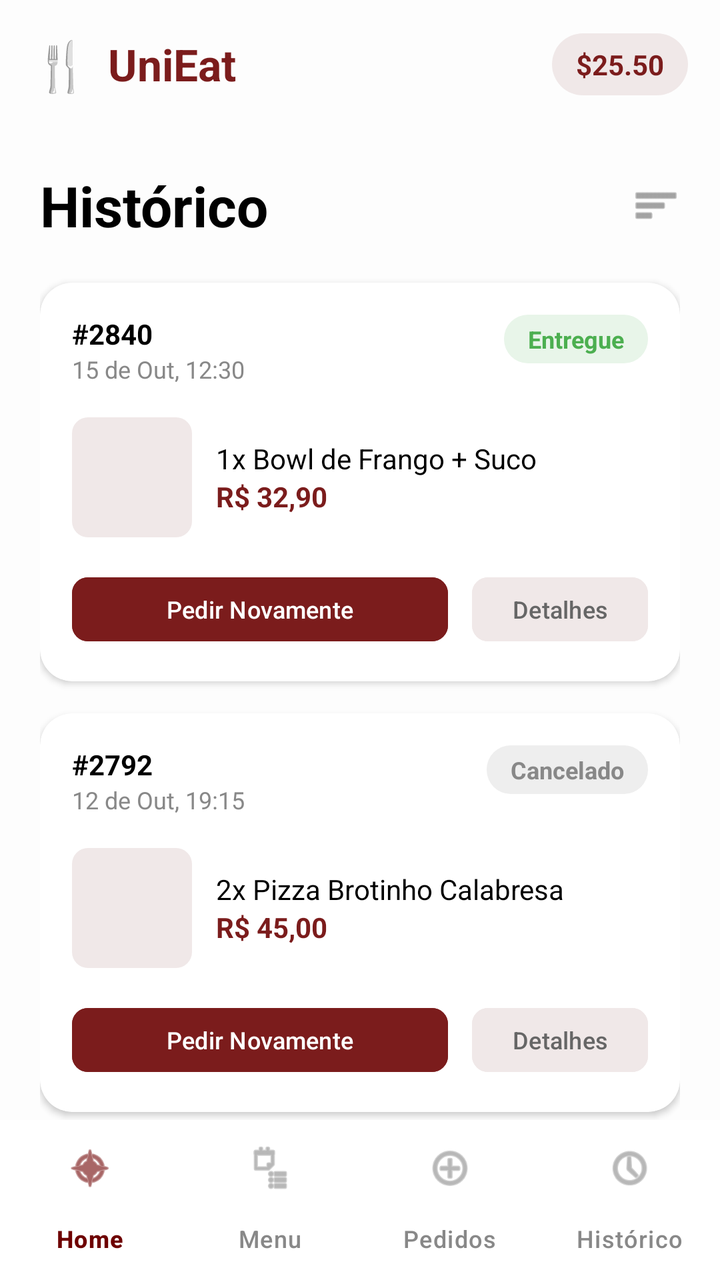
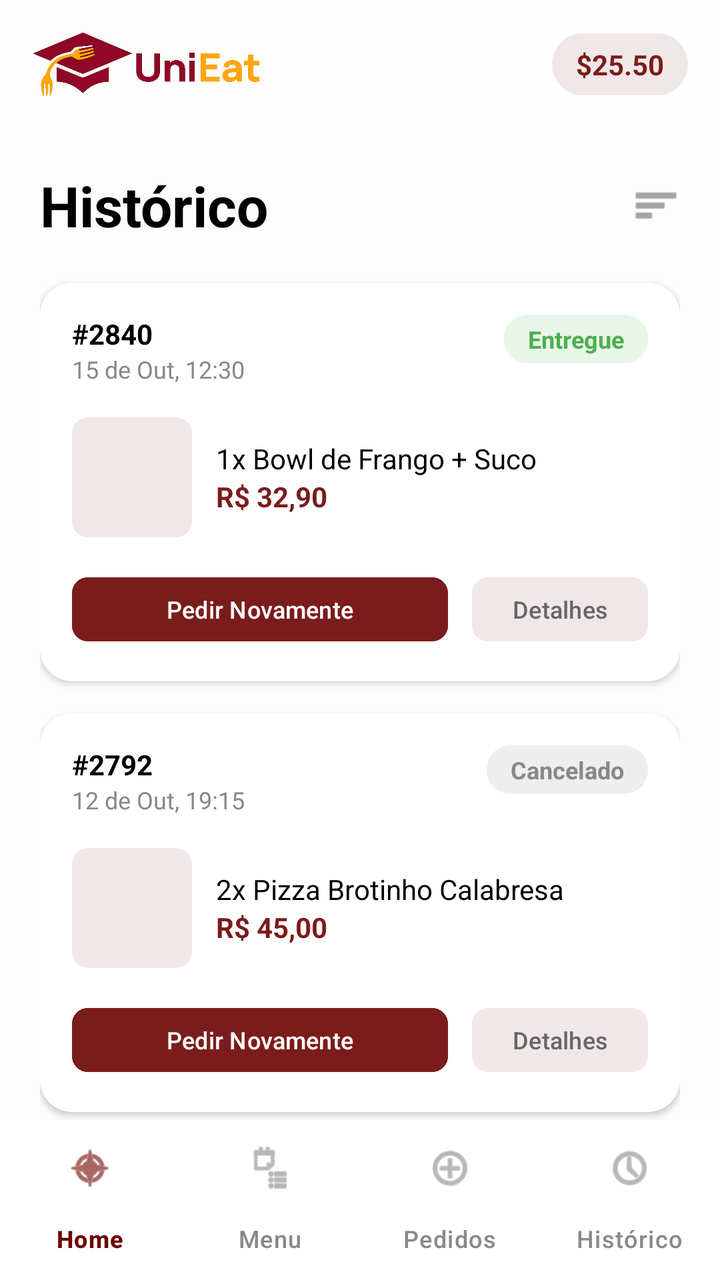

Before-and-after screenshots of an Android layout around one commit, followed by the original layout XML and the change that was made.
<!-- AndroidManifest.xml: application theme Theme.UniEat -->
<!-- res/layout/activity_history.xml -->
<?xml version="1.0" encoding="utf-8"?>
<androidx.constraintlayout.widget.ConstraintLayout xmlns:android="http://schemas.android.com/apk/res/android"
    xmlns:app="http://schemas.android.com/apk/res-auto"
    xmlns:tools="http://schemas.android.com/tools"
    android:layout_width="match_parent"
    android:layout_height="match_parent"
    android:background="#FDFDFD"
    tools:context=".view.HistoryActivity">

    <androidx.constraintlayout.widget.ConstraintLayout
        android:id="@+id/topBar"
        android:layout_width="match_parent"
        android:layout_height="64dp"
        android:paddingStart="16dp"
        android:paddingEnd="16dp"
        app:layout_constraintTop_toTopOf="parent">

        <LinearLayout
            android:layout_width="wrap_content"
            android:layout_height="wrap_content"
            android:gravity="center_vertical"
            android:orientation="horizontal"
            app:layout_constraintBottom_toBottomOf="parent"
            app:layout_constraintStart_toStartOf="parent"
            app:layout_constraintTop_toTopOf="parent">

            <TextView
                android:layout_width="wrap_content"
                android:layout_height="wrap_content"
                android:text="🍴"
                android:textSize="24sp" />

            <TextView
                android:layout_width="wrap_content"
                android:layout_height="wrap_content"
                android:layout_marginStart="8dp"
                android:text="UniEat"
                android:textColor="#7B1C1C"
                android:textSize="22sp"
                android:textStyle="bold" />
        </LinearLayout>

        <LinearLayout
            android:layout_width="wrap_content"
            android:layout_height="wrap_content"
            android:background="@drawable/shape_chip_saldo"
            android:backgroundTint="#F0E8E8"
            android:gravity="center_vertical"
            android:orientation="horizontal"
            android:paddingHorizontal="12dp"
            android:paddingVertical="6dp"
            app:layout_constraintBottom_toBottomOf="parent"
            app:layout_constraintEnd_toEndOf="parent"
            app:layout_constraintTop_toTopOf="parent">

            <TextView
                android:layout_width="wrap_content"
                android:layout_height="wrap_content"
                android:text="$25.50"
                android:textColor="#7B1C1C"
                android:textSize="14sp"
                android:textStyle="bold" />
        </LinearLayout>
    </androidx.constraintlayout.widget.ConstraintLayout>

    <androidx.core.widget.NestedScrollView
        android:layout_width="match_parent"
        android:layout_height="0dp"
        app:layout_constraintBottom_toTopOf="@+id/bottomNavigation"
        app:layout_constraintTop_toBottomOf="@id/topBar">

        <LinearLayout
            android:layout_width="match_parent"
            android:layout_height="wrap_content"
            android:orientation="vertical"
            android:padding="20dp">

            <RelativeLayout
                android:layout_width="match_parent"
                android:layout_height="wrap_content"
                android:layout_marginBottom="20dp">

                <TextView
                    android:layout_width="wrap_content"
                    android:layout_height="wrap_content"
                    android:text="Histórico"
                    android:textColor="#000000"
                    android:textSize="28sp"
                    android:textStyle="bold" />

                <ImageView
                    android:layout_width="24dp"
                    android:layout_height="24dp"
                    android:layout_alignParentEnd="true"
                    android:layout_centerVertical="true"
                    android:src="@android:drawable/ic_menu_sort_by_size"
                    app:tint="#666666" />
            </RelativeLayout>

            <androidx.cardview.widget.CardView
                android:layout_width="match_parent"
                android:layout_height="wrap_content"
                android:layout_marginBottom="16dp"
                app:cardCornerRadius="16dp"
                app:cardElevation="2dp">

                <LinearLayout
                    android:layout_width="match_parent"
                    android:layout_height="wrap_content"
                    android:orientation="vertical"
                    android:padding="16dp">

                    <RelativeLayout
                        android:layout_width="match_parent"
                        android:layout_height="wrap_content">

                        <TextView
                            android:id="@+id/tvOrderId1"
                            android:layout_width="wrap_content"
                            android:layout_height="wrap_content"
                            android:text="#2840"
                            android:textColor="#000000"
                            android:textStyle="bold" />

                        <TextView
                            android:layout_width="wrap_content"
                            android:layout_height="wrap_content"
                            android:layout_below="@id/tvOrderId1"
                            android:text="15 de Out, 12:30"
                            android:textColor="#888888"
                            android:textSize="12sp" />

                        <TextView
                            android:layout_width="wrap_content"
                            android:layout_height="wrap_content"
                            android:layout_alignParentEnd="true"
                            android:background="@drawable/shape_badge_destaque"
                            android:backgroundTint="#E8F5E9"
                            android:paddingHorizontal="12dp"
                            android:paddingVertical="4dp"
                            android:text="Entregue"
                            android:textColor="#4CAF50"
                            android:textSize="12sp"
                            android:textStyle="bold" />
                    </RelativeLayout>

                    <LinearLayout
                        android:layout_width="match_parent"
                        android:layout_height="wrap_content"
                        android:layout_marginTop="16dp"
                        android:gravity="center_vertical"
                        android:orientation="horizontal">

                        <androidx.cardview.widget.CardView
                            android:layout_width="60dp"
                            android:layout_height="60dp"
                            app:cardCornerRadius="8dp"
                            app:cardElevation="0dp">

                            <ImageView
                                android:layout_width="match_parent"
                                android:layout_height="match_parent"
                                android:background="#F0E8E8"
                                android:scaleType="centerCrop" />
                        </androidx.cardview.widget.CardView>

                        <LinearLayout
                            android:layout_width="match_parent"
                            android:layout_height="wrap_content"
                            android:layout_marginStart="12dp"
                            android:orientation="vertical">

                            <TextView
                                android:layout_width="wrap_content"
                                android:layout_height="wrap_content"
                                android:text="1x Bowl de Frango + Suco"
                                android:textColor="#000000" />

                            <TextView
                                android:layout_width="wrap_content"
                                android:layout_height="wrap_content"
                                android:text="R$ 32,90"
                                android:textColor="#7B1C1C"
                                android:textStyle="bold" />
                        </LinearLayout>
                    </LinearLayout>

                    <LinearLayout
                        android:layout_width="match_parent"
                        android:layout_height="wrap_content"
                        android:layout_marginTop="16dp"
                        android:orientation="horizontal">

                        <Button
                            android:layout_width="0dp"
                            android:layout_height="40dp"
                            android:layout_weight="1"
                            android:backgroundTint="#7B1C1C"
                            android:padding="0dp"
                            android:text="Pedir Novamente"
                            android:textAllCaps="false"
                            android:textColor="#FFFFFF"
                            android:textSize="12sp"
                            app:cornerRadius="8dp" />

                        <Button
                            android:layout_width="wrap_content"
                            android:layout_height="40dp"
                            android:layout_marginStart="12dp"
                            android:backgroundTint="#F0E8E8"
                            android:paddingHorizontal="16dp"
                            android:text="Detalhes"
                            android:textAllCaps="false"
                            android:textColor="#666666"
                            android:textSize="12sp"
                            app:cornerRadius="8dp" />
                    </LinearLayout>
                </LinearLayout>
            </androidx.cardview.widget.CardView>

            <androidx.cardview.widget.CardView
                android:layout_width="match_parent"
                android:layout_height="wrap_content"
                android:layout_marginBottom="16dp"
                app:cardCornerRadius="16dp"
                app:cardElevation="2dp">

                <LinearLayout
                    android:layout_width="match_parent"
                    android:layout_height="wrap_content"
                    android:orientation="vertical"
                    android:padding="16dp">

                    <RelativeLayout
                        android:layout_width="match_parent"
                        android:layout_height="wrap_content">

                        <TextView
                            android:id="@+id/tvOrderId2"
                            android:layout_width="wrap_content"
                            android:layout_height="wrap_content"
                            android:text="#2792"
                            android:textColor="#000000"
                            android:textStyle="bold" />

                        <TextView
                            android:layout_width="wrap_content"
                            android:layout_height="wrap_content"
                            android:layout_below="@id/tvOrderId2"
                            android:text="12 de Out, 19:15"
                            android:textColor="#888888"
                            android:textSize="12sp" />

                        <TextView
                            android:layout_width="wrap_content"
                            android:layout_height="wrap_content"
                            android:layout_alignParentEnd="true"
                            android:background="@drawable/shape_badge_destaque"
                            android:backgroundTint="#EEEEEE"
                            android:paddingHorizontal="12dp"
                            android:paddingVertical="4dp"
                            android:text="Cancelado"
                            android:textColor="#888888"
                            android:textSize="12sp"
                            android:textStyle="bold" />
                    </RelativeLayout>

                    <LinearLayout
                        android:layout_width="match_parent"
                        android:layout_height="wrap_content"
                        android:layout_marginTop="16dp"
                        android:gravity="center_vertical"
                        android:orientation="horizontal">

                        <androidx.cardview.widget.CardView
                            android:layout_width="60dp"
                            android:layout_height="60dp"
                            app:cardCornerRadius="8dp"
                            app:cardElevation="0dp">

                            <ImageView
                                android:layout_width="match_parent"
                                android:layout_height="match_parent"
                                android:background="#F0E8E8"
                                android:scaleType="centerCrop" />
                        </androidx.cardview.widget.CardView>

                        <LinearLayout
                            android:layout_width="match_parent"
                            android:layout_height="wrap_content"
                            android:layout_marginStart="12dp"
                            android:orientation="vertical">

                            <TextView
                                android:layout_width="wrap_content"
                                android:layout_height="wrap_content"
                                android:text="2x Pizza Brotinho Calabresa"
                                android:textColor="#000000" />

                            <TextView
                                android:layout_width="wrap_content"
                                android:layout_height="wrap_content"
                                android:text="R$ 45,00"
                                android:textColor="#7B1C1C"
                                android:textStyle="bold" />
                        </LinearLayout>
                    </LinearLayout>

                    <LinearLayout
                        android:layout_width="match_parent"
                        android:layout_height="wrap_content"
                        android:layout_marginTop="16dp"
                        android:orientation="horizontal">

                        <Button
                            android:layout_width="0dp"
                            android:layout_height="40dp"
                            android:layout_weight="1"
                            android:backgroundTint="#7B1C1C"
                            android:padding="0dp"
                            android:text="Pedir Novamente"
                            android:textAllCaps="false"
                            android:textColor="#FFFFFF"
                            android:textSize="12sp"
                            app:cornerRadius="8dp" />

                        <Button
                            android:layout_width="wrap_content"
                            android:layout_height="40dp"
                            android:layout_marginStart="12dp"
                            android:backgroundTint="#F0E8E8"
                            android:paddingHorizontal="16dp"
                            android:text="Detalhes"
                            android:textAllCaps="false"
                            android:textColor="#666666"
                            android:textSize="12sp"
                            app:cornerRadius="8dp" />
                    </LinearLayout>
                </LinearLayout>
            </androidx.cardview.widget.CardView>

            <androidx.cardview.widget.CardView
                android:layout_width="match_parent"
                android:layout_height="wrap_content"
                android:layout_marginBottom="32dp"
                app:cardCornerRadius="16dp"
                app:cardElevation="2dp">

                <LinearLayout
                    android:layout_width="match_parent"
                    android:layout_height="wrap_content"
                    android:orientation="vertical"
                    android:padding="16dp">

                    <RelativeLayout
                        android:layout_width="match_parent"
                        android:layout_height="wrap_content">

                        <TextView
                            android:id="@+id/tvOrderId3"
                            android:layout_width="wrap_content"
                            android:layout_height="wrap_content"
                            android:text="#2651"
                            android:textColor="#000000"
                            android:textStyle="bold" />

                        <TextView
                            android:layout_width="wrap_content"
                            android:layout_height="wrap_content"
                            android:layout_below="@id/tvOrderId3"
                            android:text="08 de Out, 11:45"
                            android:textColor="#888888"
                            android:textSize="12sp" />

                        <TextView
                            android:layout_width="wrap_content"
                            android:layout_height="wrap_content"
                            android:layout_alignParentEnd="true"
                            android:background="@drawable/shape_badge_destaque"
                            android:backgroundTint="#E8F5E9"
                            android:paddingHorizontal="12dp"
                            android:paddingVertical="4dp"
                            android:text="Entregue"
                            android:textColor="#4CAF50"
                            android:textSize="12sp"
                            android:textStyle="bold" />
                    </RelativeLayout>

                    <LinearLayout
                        android:layout_width="match_parent"
                        android:layout_height="wrap_content"
                        android:layout_marginTop="16dp"
                        android:gravity="center_vertical"
                        android:orientation="horizontal">

                        <androidx.cardview.widget.CardView
                            android:layout_width="60dp"
                            android:layout_height="60dp"
                            app:cardCornerRadius="8dp"
                            app:cardElevation="0dp">

                            <ImageView
                                android:layout_width="match_parent"
                                android:layout_height="match_parent"
                                android:background="#F0E8E8"
                                android:scaleType="centerCrop" />
                        </androidx.cardview.widget.CardView>

                        <LinearLayout
                            android:layout_width="match_parent"
                            android:layout_height="wrap_content"
                            android:layout_marginStart="12dp"
                            android:orientation="vertical">

                            <TextView
                                android:layout_width="wrap_content"
                                android:layout_height="wrap_content"
                                android:text="1x Prato Executivo Bovino"
                                android:textColor="#000000" />

                            <TextView
                                android:layout_width="wrap_content"
                                android:layout_height="wrap_content"
                                android:text="R$ 22,00"
                                android:textColor="#7B1C1C"
                                android:textStyle="bold" />
                        </LinearLayout>
                    </LinearLayout>

                    <LinearLayout
                        android:layout_width="match_parent"
                        android:layout_height="wrap_content"
                        android:layout_marginTop="16dp"
                        android:orientation="horizontal">

                        <Button
                            android:layout_width="0dp"
                            android:layout_height="40dp"
                            android:layout_weight="1"
                            android:backgroundTint="#7B1C1C"
                            android:padding="0dp"
                            android:text="Pedir Novamente"
                            android:textAllCaps="false"
                            android:textColor="#FFFFFF"
                            android:textSize="12sp"
                            app:cornerRadius="8dp" />

                        <Button
                            android:layout_width="wrap_content"
                            android:layout_height="40dp"
                            android:layout_marginStart="12dp"
                            android:backgroundTint="#F0E8E8"
                            android:paddingHorizontal="16dp"
                            android:text="Detalhes"
                            android:textAllCaps="false"
                            android:textColor="#666666"
                            android:textSize="12sp"
                            app:cornerRadius="8dp" />
                    </LinearLayout>
                </LinearLayout>
            </androidx.cardview.widget.CardView>

            <Button
                android:layout_width="wrap_content"
                android:layout_height="wrap_content"
                android:layout_gravity="center_horizontal"
                android:backgroundTint="@android:color/transparent"
                android:paddingHorizontal="32dp"
                android:text="Carregar pedidos anteriores"
                android:textAllCaps="false"
                android:textColor="#888888"
                android:textSize="14sp"
                app:strokeColor="#DDDDDD"
                app:strokeWidth="1dp" />

        </LinearLayout>
    </androidx.core.widget.NestedScrollView>

    <com.google.android.material.bottomnavigation.BottomNavigationView
        android:id="@+id/bottomNavigation"
        android:layout_width="match_parent"
        android:layout_height="80dp"
        android:background="#FFFFFF"
        app:elevation="16dp"
        app:itemIconTint="@drawable/nav_item_color"
        app:itemTextColor="@drawable/nav_item_color"
        app:labelVisibilityMode="labeled"
        app:layout_constraintBottom_toBottomOf="parent"
        app:menu="@menu/bottom_nav_menu" />

</androidx.constraintlayout.widget.ConstraintLayout>
<!-- resources referenced by this layout -->
<resources>
  <!-- drawable nav_item_color (drawable) -->
  <?xml version="1.0" encoding="utf-8"?>
  <selector xmlns:android="http://schemas.android.com/apk/res/android">
      <item android:color="#6E0000" android:state_checked="true" />
      <item android:color="#888888" />
  </selector>
  <!-- drawable shape_badge_destaque (drawable) -->
  <?xml version="1.0" encoding="utf-8"?>
  <shape xmlns:android="http://schemas.android.com/apk/res/android">
      <solid android:color="#FFE8B1" />
      <corners android:radius="12dp" />
  </shape>
  <!-- drawable shape_chip_saldo (drawable) -->
  <?xml version="1.0" encoding="utf-8"?>
  <shape xmlns:android="http://schemas.android.com/apk/res/android">
      <solid android:color="#FFE8B1" />
      <corners android:radius="20dp" />
  </shape>
  <style name="Theme.UniEat" parent="Base.Theme.UniEat" />
  <style name="Base.Theme.UniEat" parent="Theme.Material3.DayNight.NoActionBar">
      </style>
</resources>

<!-- the commit's change to res/layout/activity_history.xml (unified diff, before → after) -->
@@ -15,30 +15,15 @@
         android:paddingEnd="16dp"
         app:layout_constraintTop_toTopOf="parent">
 
-        <LinearLayout
+        <ImageView
             android:layout_width="wrap_content"
-            android:layout_height="wrap_content"
-            android:gravity="center_vertical"
-            android:orientation="horizontal"
+            android:layout_height="32dp"
+            android:src="@drawable/logo_unieat"
+            android:contentDescription="UniEat"
+            android:adjustViewBounds="true"
             app:layout_constraintBottom_toBottomOf="parent"
             app:layout_constraintStart_toStartOf="parent"
-            app:layout_constraintTop_toTopOf="parent">
-
-            <TextView
-                android:layout_width="wrap_content"
-                android:layout_height="wrap_content"
-                android:text="🍴"
-                android:textSize="24sp" />
-
-            <TextView
-                android:layout_width="wrap_content"
-                android:layout_height="wrap_content"
-                android:layout_marginStart="8dp"
-                android:text="UniEat"
-                android:textColor="#7B1C1C"
-                android:textSize="22sp"
-                android:textStyle="bold" />
-        </LinearLayout>
+            app:layout_constraintTop_toTopOf="parent" />
 
         <LinearLayout
             android:layout_width="wrap_content"
<!-- resource entries referenced after the edit -->
@@ -1,5 +1,6 @@
 <!-- resources referenced by this layout -->
 <resources>
+  <!-- drawable logo_unieat: png bitmap (drawable, 134527 bytes) -->
   <!-- drawable nav_item_color (drawable) -->
   <?xml version="1.0" encoding="utf-8"?>
   <selector xmlns:android="http://schemas.android.com/apk/res/android">
